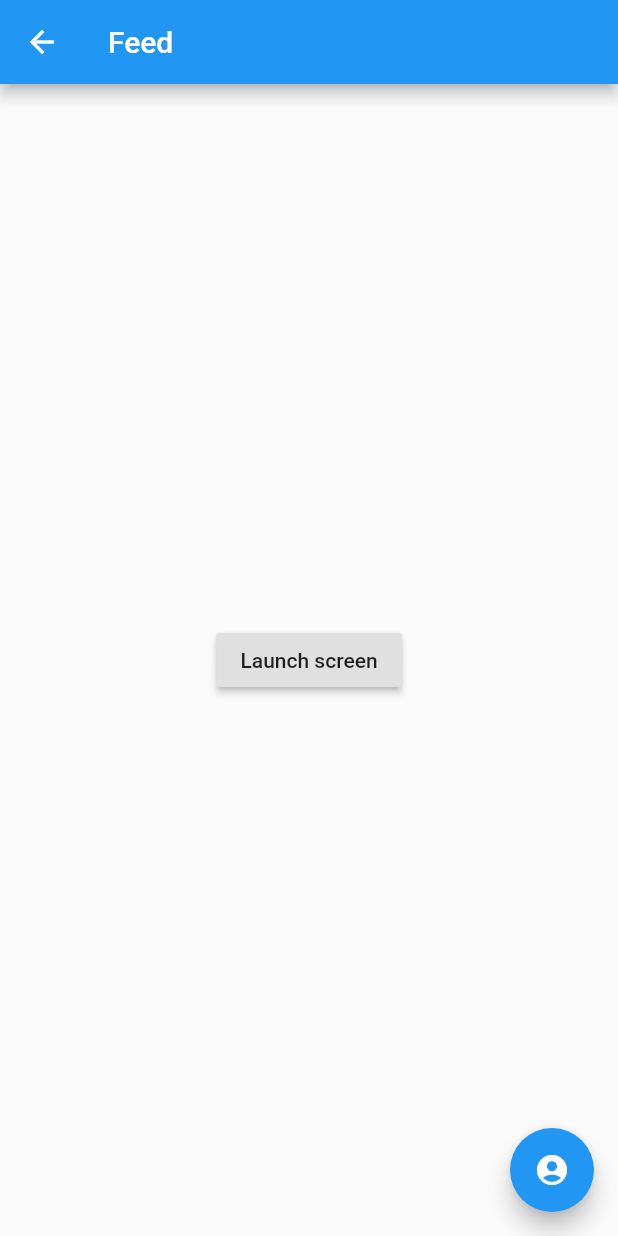
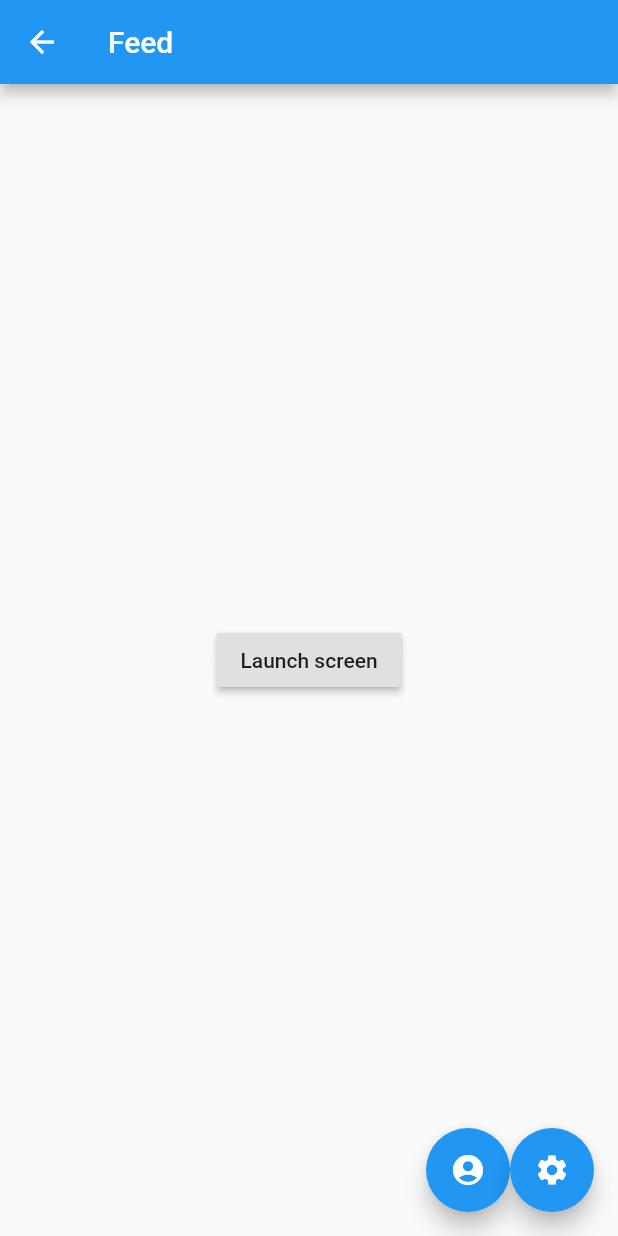
Before and after one commit to ktran050/nearby, a Flutter app: the HomePage screen opened by its route, on a phone screen of 412 x 824 dp. Run offline on Flutter 3.47's test engine with Material 2 defaults, Android fonts, the phone set to English and light mode, and no system bars; missing offline and left inert: login.

Commit message:
Added an action button on the home screen that navigates to the settings page

```diff
--- a/src/nearby/lib/main.dart
+++ b/src/nearby/lib/main.dart
@@ -139,9 +139,21 @@ void main() {
       '/second': (context) => HomePage(),
       // When we navigate to the "/second" route, build the SecondScreen Widget
       '/third': (context) => ProfilePage(),
+      '/settings': (context) => settings(),
     },
   ));
 }
+
+/*
+class SettingsPage extends StatefulWidget {
+  SettingsPageState createState() => new SettingsPageState();
+}
+
+class SettingsPageState extends State<SettingsPage>{
+
+}
+*/
+
 
 class LogInPage extends StatefulWidget {
   _LoginPageState createState() => new _LoginPageState();
@@ -240,11 +252,23 @@ class HomePage extends StatelessWidget {
           },
         ),
       ),
-      floatingActionButton: new FloatingActionButton(
-        onPressed: () { Navigator.pushNamed(context, '/third'); },
-        tooltip: 'Go to Profile',
-        child: new Icon(Icons.account_circle),
-      ),
+        floatingActionButton: Row(
+            mainAxisAlignment: MainAxisAlignment.end,
+            children: <Widget>[
+              FloatingActionButton(
+                heroTag: null,
+                onPressed: () { Navigator.pushNamed(context, '/third'); },
+                tooltip: 'Go to Profile',
+                child: new Icon(Icons.account_circle),
+              ),
+              FloatingActionButton(
+                heroTag: null,
+                onPressed: () { Navigator.pushNamed(context, '/settings');},
+                tooltip: 'Go to Settings',
+                child: new Icon(Icons.settings),
+              )
+            ]
+        )
     );
   }
 }
```
